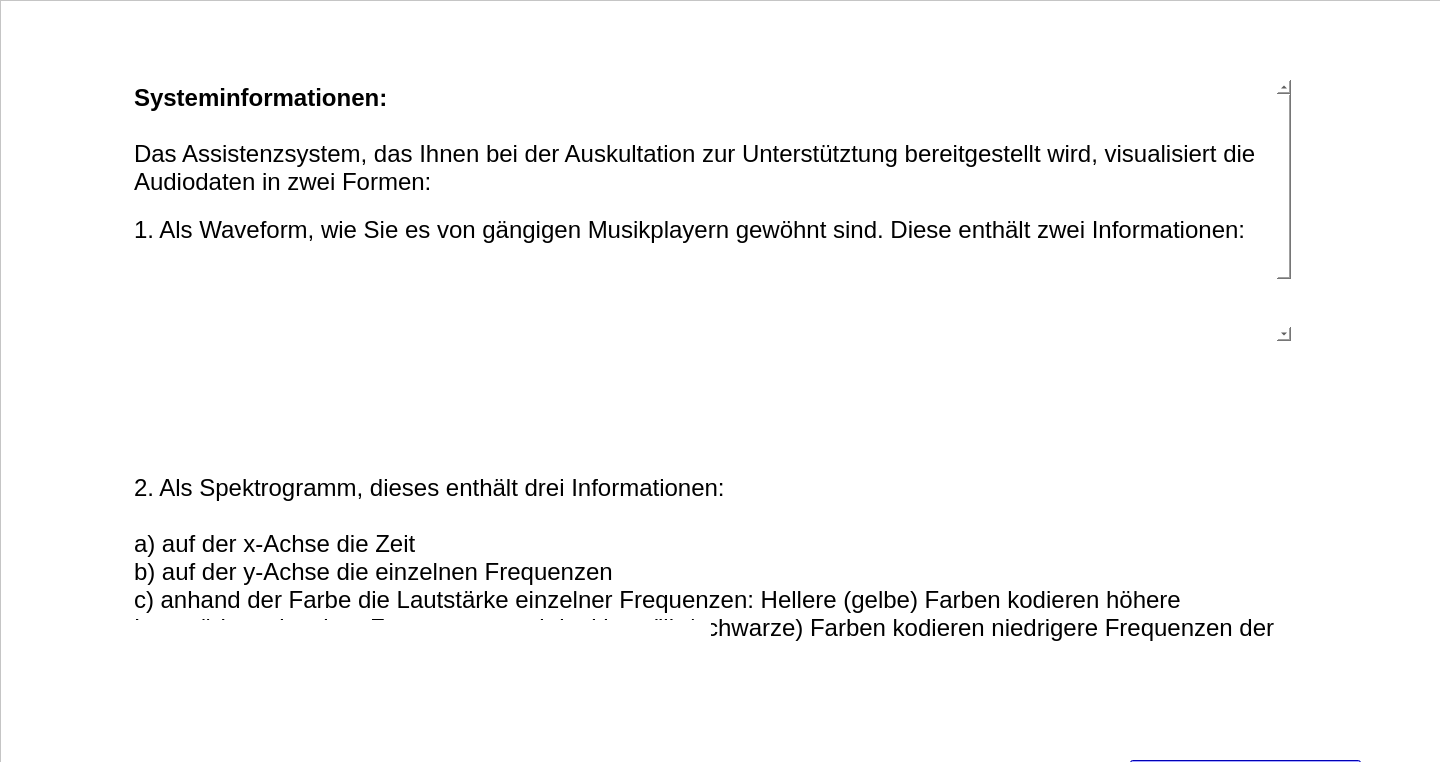
Old version of the form forms/instructions3.ui in the repository IKI-Lab/auscultation_AI_noise_exp.
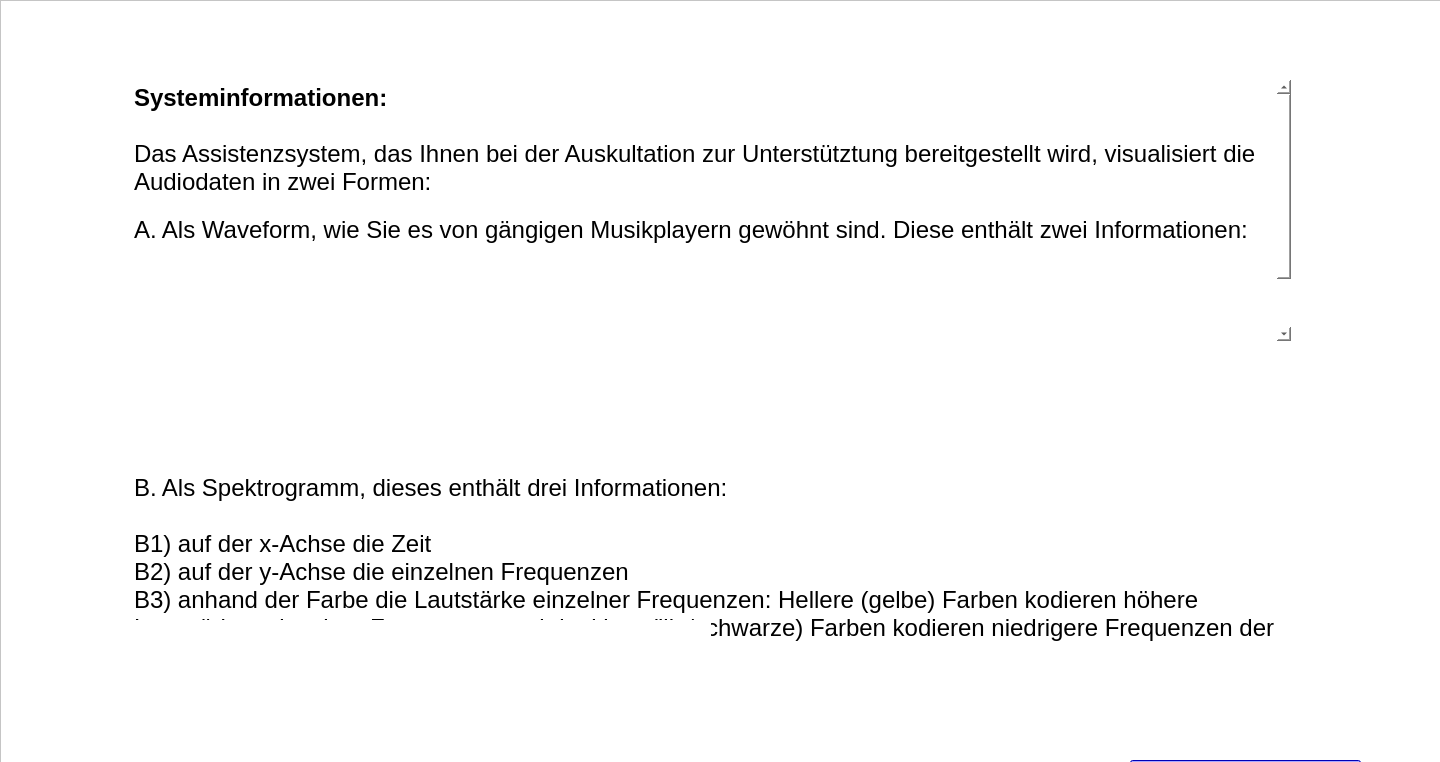
New version of the form. Icons and pictures are not drawn.

Commit message: Instruktionen angepasst

Patch:
```diff
--- a/forms/instructions3.ui
+++ b/forms/instructions3.ui
@@ -79,10 +79,10 @@
 &lt;p style=&quot; margin-top:0px; margin-bottom:0px; margin-left:0px; margin-right:0px; -qt-block-indent:0; text-indent:0px;&quot;&gt;&lt;span style=&quot; font-size:18pt; font-weight:600;&quot;&gt;Systeminformationen:&lt;/span&gt;&lt;/p&gt;
 &lt;p style=&quot;-qt-paragraph-type:empty; margin-top:0px; margin-bottom:0px; margin-left:0px; margin-right:0px; -qt-block-indent:0; text-indent:0px; font-size:18pt; font-weight:600;&quot;&gt;&lt;br /&gt;&lt;/p&gt;
 &lt;p style=&quot; margin-top:0px; margin-bottom:0px; margin-left:0px; margin-right:0px; -qt-block-indent:0; text-indent:0px;&quot;&gt;&lt;span style=&quot; font-family:'Helvetica Neue'; font-size:18pt;&quot;&gt;Das Assistenzsystem, das Ihnen bei der Auskultation zur Unterstütztung bereitgestellt wird, visualisiert die Audiodaten in zwei Formen:&lt;br /&gt;&lt;/span&gt;&lt;/p&gt;
-&lt;p style=&quot; margin-top:0px; margin-bottom:0px; margin-left:0px; margin-right:0px; -qt-block-indent:0; text-indent:0px;&quot;&gt;&lt;span style=&quot; font-family:'Helvetica Neue'; font-size:18pt;&quot;&gt;1. Als Waveform, wie Sie es von gängigen Musikplayern gewöhnt sind. Diese enthält zwei Informationen:&lt;/span&gt;&lt;/p&gt;
+&lt;p style=&quot; margin-top:0px; margin-bottom:0px; margin-left:0px; margin-right:0px; -qt-block-indent:0; text-indent:0px;&quot;&gt;&lt;span style=&quot; font-family:'Helvetica Neue'; font-size:18pt;&quot;&gt;A. Als Waveform, wie Sie es von gängigen Musikplayern gewöhnt sind. Diese enthält zwei Informationen:&lt;/span&gt;&lt;/p&gt;
 &lt;p style=&quot;-qt-paragraph-type:empty; margin-top:0px; margin-bottom:0px; margin-left:0px; margin-right:0px; -qt-block-indent:0; text-indent:0px; font-family:'Helvetica Neue'; font-size:18pt;&quot;&gt;&lt;br /&gt;&lt;/p&gt;
-&lt;p style=&quot; margin-top:0px; margin-bottom:0px; margin-left:0px; margin-right:0px; -qt-block-indent:0; text-indent:0px;&quot;&gt;&lt;span style=&quot; font-family:'Helvetica Neue'; font-size:18pt;&quot;&gt;a) auf der x-Achse die Zeit  &lt;/span&gt;&lt;/p&gt;
-&lt;p style=&quot; margin-top:0px; margin-bottom:0px; margin-left:0px; margin-right:0px; -qt-block-indent:0; text-indent:0px;&quot;&gt;&lt;span style=&quot; font-family:'Helvetica Neue'; font-size:18pt;&quot;&gt;b) auf der y-Achse die Amplitude bzw. die Spannung &lt;/span&gt;&lt;/p&gt;
+&lt;p style=&quot; margin-top:0px; margin-bottom:0px; margin-left:0px; margin-right:0px; -qt-block-indent:0; text-indent:0px;&quot;&gt;&lt;span style=&quot; font-family:'Helvetica Neue'; font-size:18pt;&quot;&gt;A1) auf der x-Achse die Zeit  &lt;/span&gt;&lt;/p&gt;
+&lt;p style=&quot; margin-top:0px; margin-bottom:0px; margin-left:0px; margin-right:0px; -qt-block-indent:0; text-indent:0px;&quot;&gt;&lt;span style=&quot; font-family:'Helvetica Neue'; font-size:18pt;&quot;&gt;A2) auf der y-Achse die Amplitude bzw. die Spannung &lt;/span&gt;&lt;/p&gt;
 &lt;p style=&quot; margin-top:0px; margin-bottom:0px; margin-left:0px; margin-right:0px; -qt-block-indent:0; text-indent:0px;&quot;&gt;&lt;span style=&quot; font-family:'Helvetica Neue'; font-size:18pt;&quot;&gt;&lt;br /&gt;&lt;/span&gt;&lt;/p&gt;
 &lt;p style=&quot;-qt-paragraph-type:empty; margin-top:0px; margin-bottom:0px; margin-left:0px; margin-right:0px; -qt-block-indent:0; text-indent:0px; font-size:18pt;&quot;&gt;&lt;br /&gt;&lt;/p&gt;&lt;/body&gt;&lt;/html&gt;</string>
     </property>
@@ -107,11 +107,11 @@
 &lt;html&gt;&lt;head&gt;&lt;meta name=&quot;qrichtext&quot; content=&quot;1&quot; /&gt;&lt;style type=&quot;text/css&quot;&gt;
 p, li { white-space: pre-wrap; }
 &lt;/style&gt;&lt;/head&gt;&lt;body style=&quot; font-family:'.AppleSystemUIFont'; font-size:13pt; font-weight:400; font-style:normal;&quot;&gt;
-&lt;p style=&quot; margin-top:0px; margin-bottom:0px; margin-left:0px; margin-right:0px; -qt-block-indent:0; text-indent:0px;&quot;&gt;&lt;span style=&quot; font-family:'Helvetica Neue'; font-size:18pt;&quot;&gt;2. Als Spektrogramm, dieses enthält drei Informationen: &lt;/span&gt;&lt;/p&gt;
+&lt;p style=&quot; margin-top:0px; margin-bottom:0px; margin-left:0px; margin-right:0px; -qt-block-indent:0; text-indent:0px;&quot;&gt;&lt;span style=&quot; font-family:'Helvetica Neue'; font-size:18pt;&quot;&gt;B. Als Spektrogramm, dieses enthält drei Informationen: &lt;/span&gt;&lt;/p&gt;
 &lt;p style=&quot;-qt-paragraph-type:empty; margin-top:0px; margin-bottom:0px; margin-left:0px; margin-right:0px; -qt-block-indent:0; text-indent:0px; font-family:'Helvetica Neue'; font-size:18pt;&quot;&gt;&lt;br /&gt;&lt;/p&gt;
-&lt;p style=&quot; margin-top:0px; margin-bottom:0px; margin-left:0px; margin-right:0px; -qt-block-indent:0; text-indent:0px;&quot;&gt;&lt;span style=&quot; font-family:'Helvetica Neue'; font-size:18pt;&quot;&gt;a) auf der x-Achse die Zeit  &lt;/span&gt;&lt;/p&gt;
-&lt;p style=&quot; margin-top:0px; margin-bottom:0px; margin-left:0px; margin-right:0px; -qt-block-indent:0; text-indent:0px;&quot;&gt;&lt;span style=&quot; font-family:'Helvetica Neue'; font-size:18pt;&quot;&gt;b) auf der y-Achse die einzelnen Frequenzen&lt;/span&gt;&lt;/p&gt;
-&lt;p style=&quot; margin-top:0px; margin-bottom:0px; margin-left:0px; margin-right:0px; -qt-block-indent:0; text-indent:0px;&quot;&gt;&lt;span style=&quot; font-family:'Helvetica Neue'; font-size:18pt;&quot;&gt;c) anhand der Farbe die Lautstärke einzelner Frequenzen: Hellere (gelbe) Farben kodieren höhere Lautstärken einzelner Frequenzen und dunklere (lila/schwarze) Farben kodieren niedrigere Frequenzen der entsprechenden Frequenzen.&lt;/span&gt;&lt;/p&gt;
+&lt;p style=&quot; margin-top:0px; margin-bottom:0px; margin-left:0px; margin-right:0px; -qt-block-indent:0; text-indent:0px;&quot;&gt;&lt;span style=&quot; font-family:'Helvetica Neue'; font-size:18pt;&quot;&gt;B1) auf der x-Achse die Zeit  &lt;/span&gt;&lt;/p&gt;
+&lt;p style=&quot; margin-top:0px; margin-bottom:0px; margin-left:0px; margin-right:0px; -qt-block-indent:0; text-indent:0px;&quot;&gt;&lt;span style=&quot; font-family:'Helvetica Neue'; font-size:18pt;&quot;&gt;B2) auf der y-Achse die einzelnen Frequenzen&lt;/span&gt;&lt;/p&gt;
+&lt;p style=&quot; margin-top:0px; margin-bottom:0px; margin-left:0px; margin-right:0px; -qt-block-indent:0; text-indent:0px;&quot;&gt;&lt;span style=&quot; font-family:'Helvetica Neue'; font-size:18pt;&quot;&gt;B3) anhand der Farbe die Lautstärke einzelner Frequenzen: Hellere (gelbe) Farben kodieren höhere Lautstärken einzelner Frequenzen und dunklere (lila/schwarze) Farben kodieren niedrigere Frequenzen der entsprechenden Frequenzen.&lt;/span&gt;&lt;/p&gt;
 &lt;p style=&quot;-qt-paragraph-type:empty; margin-top:0px; margin-bottom:0px; margin-left:0px; margin-right:0px; -qt-block-indent:0; text-indent:0px; font-family:'Helvetica Neue'; font-size:18pt;&quot;&gt;&lt;br /&gt;&lt;/p&gt;&lt;/body&gt;&lt;/html&gt;</string>
     </property>
    </widget>
```
